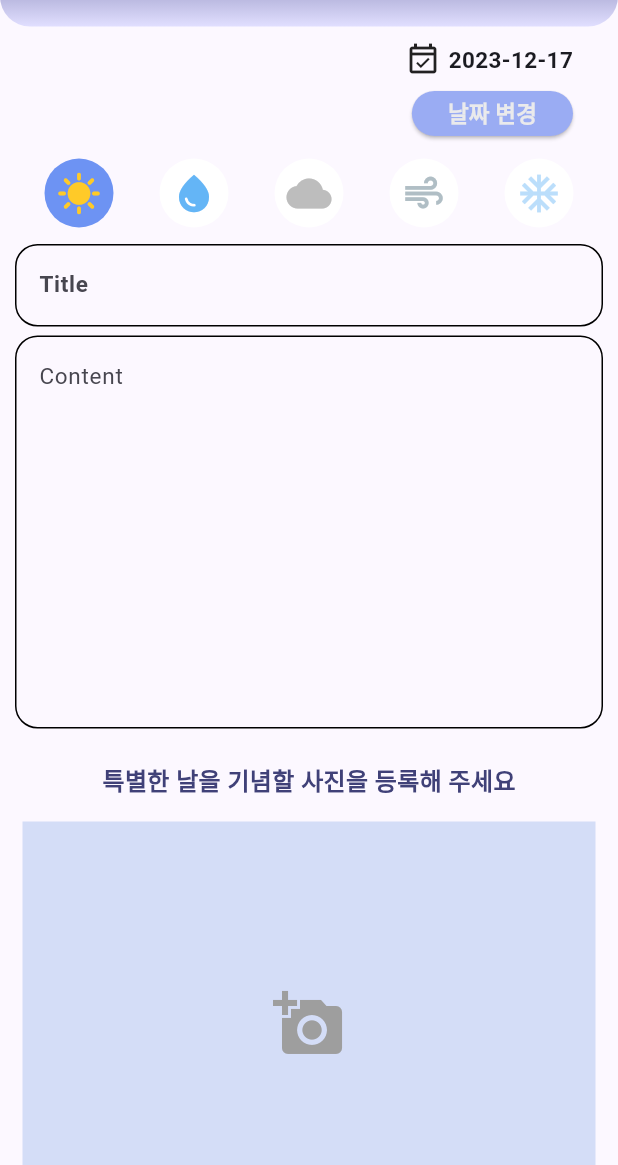
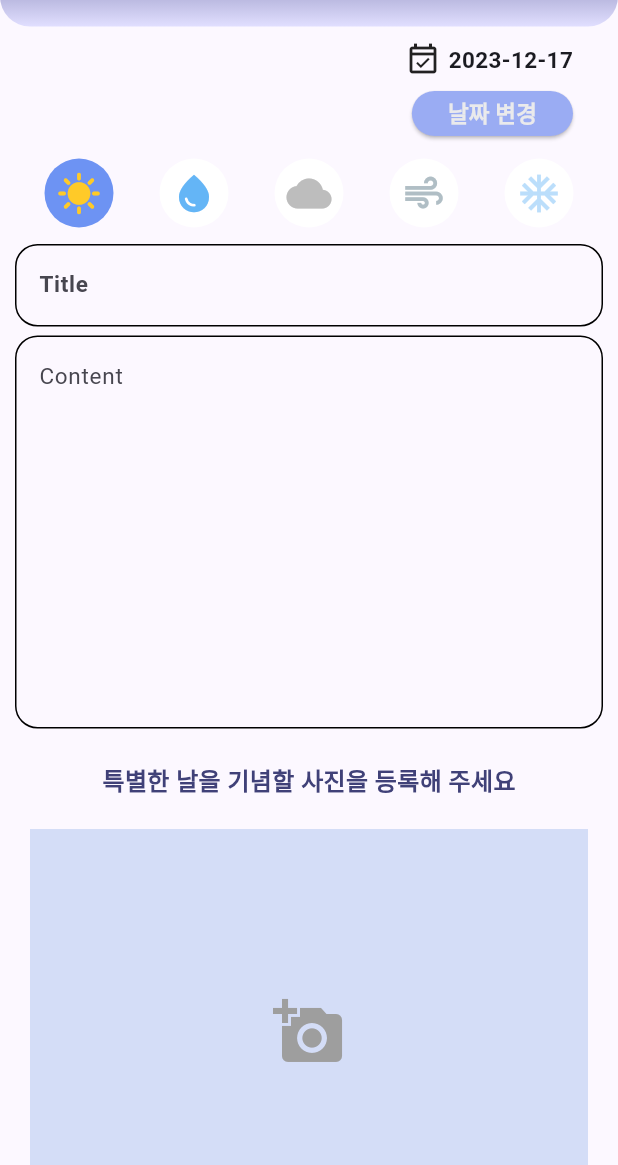
Before and after one commit to seolaox/TodaysStory, a Flutter app: the EventPage screen opened directly with empty values, after a tap on the "add" icon, on a phone screen of 412 x 824 dp, the part 71-1236 px from its top. Run offline on Flutter 3.47's test engine with Material 2 defaults, Android fonts, the phone set to English and light mode, and no system bars; our stand-ins replace flutter_slidable, get, image_picker, motion_tab_bar_v2, shared_preferences, sqflite and 1 more; accounts and stored records are empty; Roboto replaces fonts that are missing (강원교육모두 Bold).

Commit message:
앱아이콘 변경, 기타 길이 조정

```diff
--- a/storyoftoday/lib/eventinsert.dart
+++ b/storyoftoday/lib/eventinsert.dart
@@ -376,7 +376,7 @@ void showPhotoAccessDeniedDialog() {
         getImageFromGallery(ImageSource.gallery);
       },
       child: Padding(
-        padding: const EdgeInsets.all(15.0),
+        padding: const EdgeInsets.all(20.0),
         child: Container(
           width: double.infinity,
           height: 270,
--- a/storyoftoday/lib/eventpage.dart
+++ b/storyoftoday/lib/eventpage.dart
@@ -28,7 +28,7 @@ class _EventPageState extends State<EventPage> {
         children: [
           const SizedBox(height: 20,),
           TableCalendar(
-            daysOfWeekHeight: 20,
+            daysOfWeekHeight: 45,
             firstDay: DateTime.utc(2000, 1, 1),
             lastDay: DateTime.utc(2099, 12, 31),
             locale: "ko_KR",
--- a/storyoftoday/lib/eventupdate.dart
+++ b/storyoftoday/lib/eventupdate.dart
@@ -331,7 +331,7 @@ class _EventUpdateState extends State<EventUpdate> {
         getImageFromGallery(ImageSource.gallery);
       },
       child: Padding(
-        padding: const EdgeInsets.all(15.0),
+        padding: const EdgeInsets.all(20.0),
         child: Container(
           width: double.infinity,
           height: 270,
--- a/storyoftoday/lib/memopage.dart
+++ b/storyoftoday/lib/memopage.dart
@@ -321,6 +321,9 @@ class _MemoPageState extends State<MemoPage>
     handler.queryTodoList();
     setState(() {});
   }
+
+
+
 
 
   insertBottomSheet() {
```
Also changed, not shown: storyoftoday/lib/service.dart (+3 -15 lines), storyoftoday/lib/setting.dart (+4 -4 lines), 39 other files.
